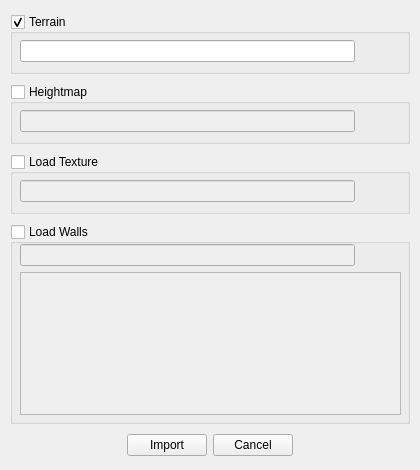
Above: ui/importUI.ui from matttraynar/Terrain before the change. Below: the same form after it.
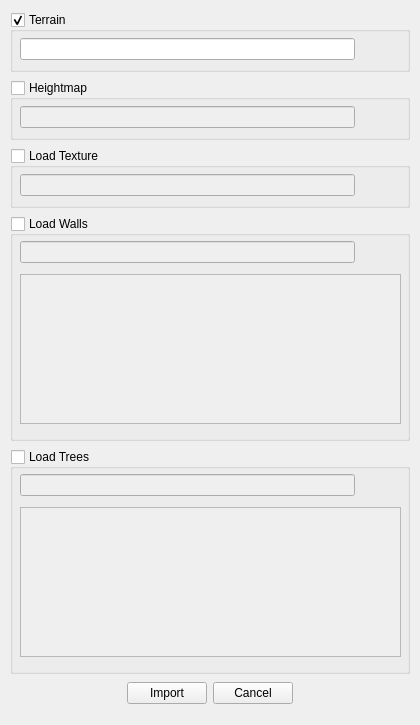
That is the form after the change. Icons and pictures are not drawn.

Commit message: Updated to import UI and set UI back to default

Patch:
```diff
--- a/ui/importUI.ui
+++ b/ui/importUI.ui
@@ -7,19 +7,25 @@
     <x>0</x>
     <y>0</y>
     <width>420</width>
-    <height>470</height>
+    <height>725</height>
    </rect>
   </property>
+  <property name="sizePolicy">
+   <sizepolicy hsizetype="Preferred" vsizetype="Minimum">
+    <horstretch>0</horstretch>
+    <verstretch>0</verstretch>
+   </sizepolicy>
+  </property>
   <property name="minimumSize">
    <size>
     <width>420</width>
-    <height>470</height>
+    <height>480</height>
    </size>
   </property>
   <property name="maximumSize">
    <size>
     <width>420</width>
-    <height>470</height>
+    <height>725</height>
    </size>
   </property>
   <property name="windowTitle">
@@ -31,7 +37,7 @@
      <x>10</x>
      <y>10</y>
      <width>400</width>
-     <height>450</height>
+     <height>700</height>
     </rect>
    </property>
    <property name="sizePolicy">
@@ -43,13 +49,13 @@
    <property name="minimumSize">
     <size>
      <width>400</width>
-     <height>450</height>
+     <height>460</height>
     </size>
    </property>
    <property name="maximumSize">
     <size>
      <width>400</width>
-     <height>430</height>
+     <height>700</height>
     </size>
    </property>
    <layout class="QVBoxLayout" name="verticalLayout">
@@ -259,13 +265,13 @@
       <property name="minimumSize">
        <size>
         <width>0</width>
-        <height>150</height>
+        <height>225</height>
        </size>
       </property>
       <property name="maximumSize">
        <size>
         <width>16777215</width>
-        <height>200</height>
+        <height>225</height>
        </size>
       </property>
       <property name="title">
@@ -283,7 +289,7 @@
          <x>10</x>
          <y>20</y>
          <width>381</width>
-         <height>171</height>
+         <height>193</height>
         </rect>
        </property>
        <layout class="QVBoxLayout" name="verticalLayout_2">
@@ -315,7 +321,106 @@
          </layout>
         </item>
         <item>
-         <widget class="QPlainTextEdit" name="wallsEdit"/>
+         <widget class="QPlainTextEdit" name="wallsEdit">
+          <property name="minimumSize">
+           <size>
+            <width>0</width>
+            <height>150</height>
+           </size>
+          </property>
+          <property name="maximumSize">
+           <size>
+            <width>16777215</width>
+            <height>150</height>
+           </size>
+          </property>
+         </widget>
+        </item>
+       </layout>
+      </widget>
+     </widget>
+    </item>
+    <item>
+     <widget class="QGroupBox" name="treesBox">
+      <property name="sizePolicy">
+       <sizepolicy hsizetype="MinimumExpanding" vsizetype="MinimumExpanding">
+        <horstretch>0</horstretch>
+        <verstretch>200</verstretch>
+       </sizepolicy>
+      </property>
+      <property name="minimumSize">
+       <size>
+        <width>0</width>
+        <height>225</height>
+       </size>
+      </property>
+      <property name="maximumSize">
+       <size>
+        <width>16777215</width>
+        <height>225</height>
+       </size>
+      </property>
+      <property name="title">
+       <string>Load Trees</string>
+      </property>
+      <property name="checkable">
+       <bool>true</bool>
+      </property>
+      <property name="checked">
+       <bool>false</bool>
+      </property>
+      <widget class="QWidget" name="layoutWidget_4">
+       <property name="geometry">
+        <rect>
+         <x>10</x>
+         <y>20</y>
+         <width>381</width>
+         <height>193</height>
+        </rect>
+       </property>
+       <layout class="QVBoxLayout" name="verticalLayout_3">
+        <item>
+         <layout class="QHBoxLayout" name="horizontalLayout_6">
+          <item>
+           <widget class="QLineEdit" name="treesLine"/>
+          </item>
+          <item>
+           <widget class="QPushButton" name="treesButton">
+            <property name="text">
+             <string/>
+            </property>
+            <property name="icon">
+             <iconset>
+              <normaloff>../../Uni/FMP/Terrain/ui/browseFolder.png</normaloff>../../Uni/FMP/Terrain/ui/browseFolder.png</iconset>
+            </property>
+            <property name="iconSize">
+             <size>
+              <width>25</width>
+              <height>25</height>
+             </size>
+            </property>
+            <property name="flat">
+             <bool>true</bool>
+            </property>
+           </widget>
+          </item>
+         </layout>
+        </item>
+        <item>
+         <widget class="QPlainTextEdit" name="treesEdit">
+          <property name="minimumSize">
+           <size>
+            <width>0</width>
+            <height>150</height>
+           </size>
+          </property>
+          <property name="maximumSize">
+           <size>
+            <width>16777215</width>
+            <height>150</height>
+           </size>
+          </property>
+         </widget>
         </item>
        </layout>
       </widget>
```
Left out of the diff: 2 changed lines with no effect on the pictures. The commit also changes 3 other files.
